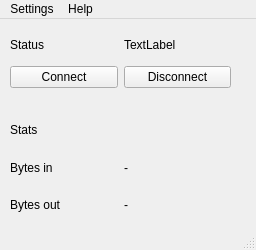
Above: client/DogeVPNGui/mainwindow.ui from MattiaDeiRossi/DogeVPN before the change. Below: the same form after it.
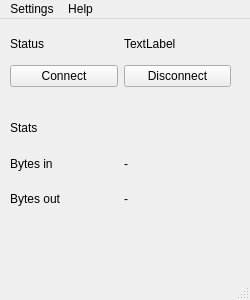
That is the form after the change.

Diff of the .ui file:
```diff
--- a/client/DogeVPNGui/mainwindow.ui
+++ b/client/DogeVPNGui/mainwindow.ui
@@ -6,8 +6,8 @@
    <rect>
     <x>0</x>
     <y>0</y>
-    <width>256</width>
-    <height>250</height>
+    <width>250</width>
+    <height>300</height>
    </rect>
   </property>
   <property name="windowTitle">
@@ -20,7 +20,7 @@
       <x>10</x>
       <y>10</y>
       <width>221</width>
-      <height>191</height>
+      <height>241</height>
      </rect>
     </property>
     <layout class="QVBoxLayout" name="verticalLayout">
@@ -119,6 +119,29 @@
        </item>
       </layout>
      </item>
+     <item>
+      <spacer name="horizontalSpacer_2">
+       <property name="orientation">
+        <enum>Qt::Horizontal</enum>
+       </property>
+       <property name="sizeHint" stdset="0">
+        <size>
+         <width>218</width>
+         <height>20</height>
+        </size>
+       </property>
+      </spacer>
+     </item>
+     <item>
+      <widget class="QLabel" name="file_label">
+       <property name="enabled">
+        <bool>true</bool>
+       </property>
+       <property name="text">
+        <string/>
+       </property>
+      </widget>
+     </item>
     </layout>
    </widget>
   </widget>
@@ -127,7 +150,7 @@
     <rect>
      <x>0</x>
      <y>0</y>
-     <width>256</width>
+     <width>250</width>
      <height>22</height>
     </rect>
    </property>
```
Left out of the diff: 8 changed lines with no effect on the pictures.
